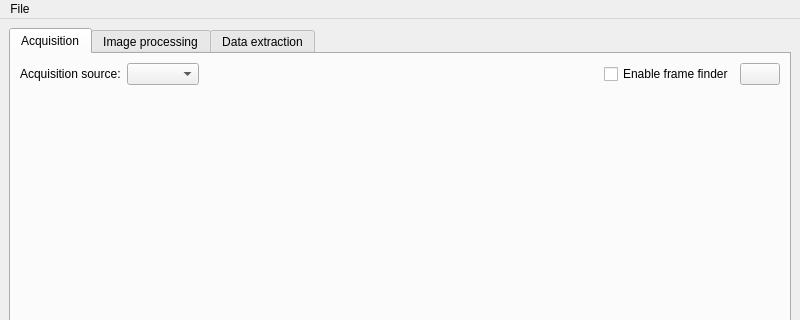
Old version of the form src/CellSorter/gui/mainwindow.ui in the repository mortbopet/RTOC; both pictures show x 0 to 800 and y 0 to 320 of the 800 by 600 pixel window.
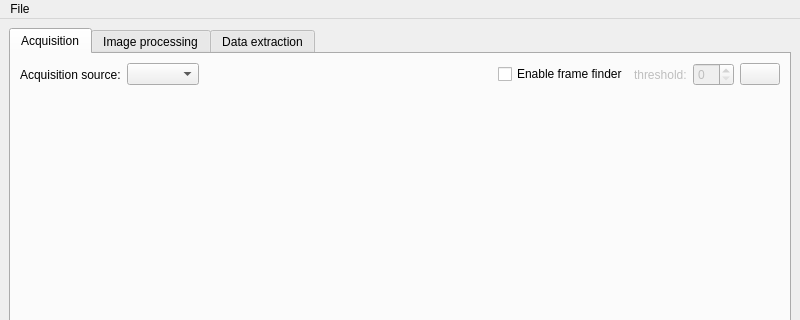
New version of the form.

Commit message: Add threshold value in GUI for framefinder threshold

```diff
--- a/src/CellSorter/gui/mainwindow.ui
+++ b/src/CellSorter/gui/mainwindow.ui
@@ -105,6 +105,23 @@
               </property>
              </widget>
             </item>
+            <item>
+             <widget class="QLabel" name="fftreshlabel">
+              <property name="enabled">
+               <bool>false</bool>
+              </property>
+              <property name="text">
+               <string>threshold:</string>
+              </property>
+             </widget>
+            </item>
+            <item>
+             <widget class="QSpinBox" name="fftresh">
+              <property name="enabled">
+               <bool>false</bool>
+              </property>
+             </widget>
+            </item>
             <item>
              <widget class="QPushButton" name="ffhelp">
               <property name="text">
```
The commit also changes 5 other files.
